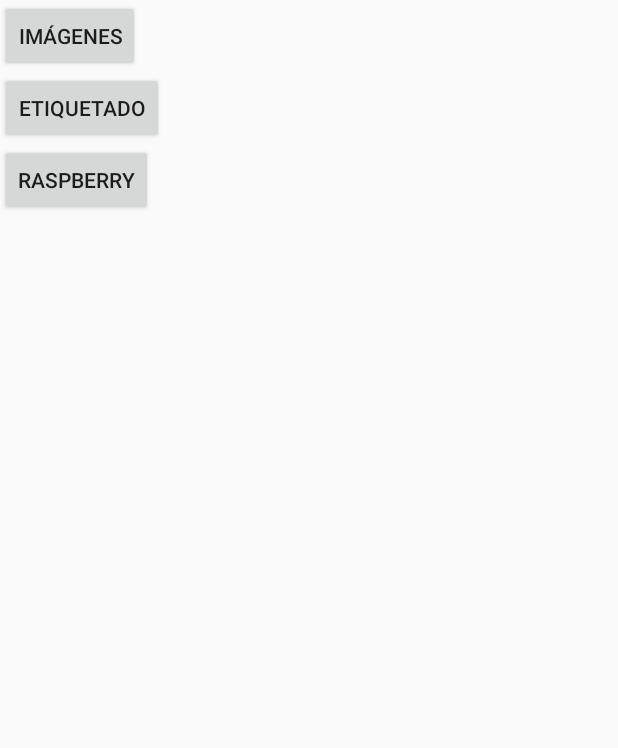
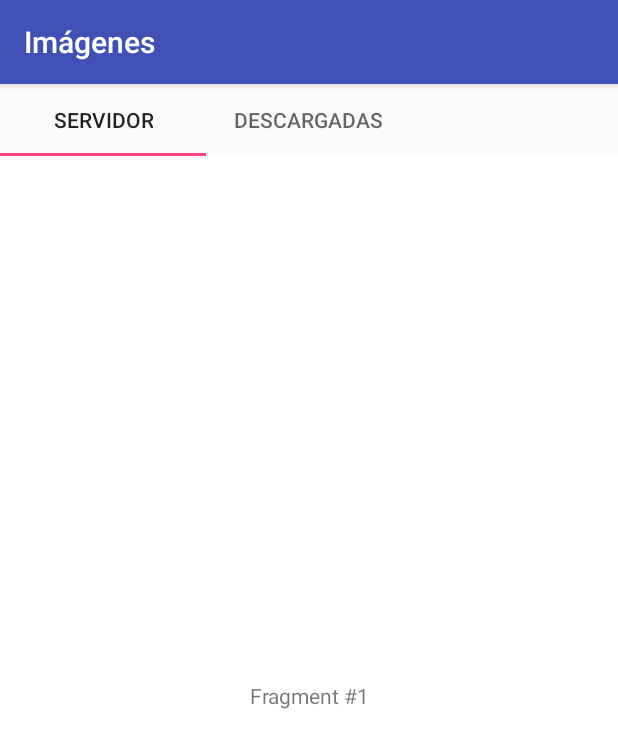
Before and after one commit to soccerdroid/shrimps_app, an Android app: the screen it shows after launch (MainActivity before the commit, ListImagesActivity after it), after a tap on "IMÁGENES", on a phone screen of 412 x 824 dp. Shown: the top 748 px of the screen. Run offline under Robolectric (Android 15) with nearby library versions, the phone set to English and light mode, and no system bars; 1 statement that could not run was skipped.

Commit message:
trying to display tabs

```diff
--- /dev/null
+++ b/app/src/main/java/com/example/belen/shrimps/ListImagesActivity.java
@@ -0,0 +1,24 @@
+package com.example.belen.shrimps;
+
+import android.support.design.widget.TabLayout;
+import android.support.v4.view.ViewPager;
+import android.support.v7.app.AppCompatActivity;
+import android.os.Bundle;
+
+public class ListImagesActivity extends AppCompatActivity {
+
+    @Override
+    protected void onCreate(Bundle savedInstanceState) {
+        super.onCreate(savedInstanceState);
+        setContentView(R.layout.activity_list_images);
+        getSupportActionBar().setTitle("Imágenes");
+        // Get the ViewPager and set it's PagerAdapter so that it can display items
+        ViewPager viewPager = (ViewPager) findViewById(R.id.viewpager);
+        viewPager.setAdapter(new SampleFragmentPagerAdapter(getSupportFragmentManager(),
+                this.getApplicationContext()));
+
+        // Give the TabLayout the ViewPager
+        TabLayout tabLayout = (TabLayout) findViewById(R.id.sliding_tabs);
+        tabLayout.setupWithViewPager(viewPager);
+    }
+}
--- a/app/src/main/java/com/example/belen/shrimps/MainActivity.java
+++ b/app/src/main/java/com/example/belen/shrimps/MainActivity.java
@@ -90,7 +90,7 @@ public class MainActivity extends Activity {
         button.setOnClickListener(new OnClickListener() {
             @Override
             public void onClick(View arg0) {
-                Intent intent = new Intent(arg0.getContext(), ListImages.class);
+                Intent intent = new Intent(arg0.getContext(), ListImagesActivity.class);
                 arg0.getContext().startActivity(intent); // was not before
             }
 
--- /dev/null
+++ b/app/src/main/java/com/example/belen/shrimps/PageFragment.java
@@ -0,0 +1,38 @@
+package com.example.belen.shrimps;
+
+
+import android.os.Bundle;
+import android.support.v4.app.Fragment;
+import android.view.LayoutInflater;
+import android.view.View;
+import android.view.ViewGroup;
+import android.widget.TextView;
+
+public class PageFragment extends Fragment {
+    public static final String ARG_PAGE = "ARG_PAGE";
+
+    private int mPage;
+
+    public static PageFragment newInstance(int page) {
+        Bundle args = new Bundle();
+        args.putInt(ARG_PAGE, page);
+        PageFragment fragment = new PageFragment();
+        fragment.setArguments(args);
+        return fragment;
+    }
+
+    @Override
+    public void onCreate(Bundle savedInstanceState) {
+        super.onCreate(savedInstanceState);
+        mPage = getArguments().getInt(ARG_PAGE);
+    }
+
+    @Override
+    public View onCreateView(LayoutInflater inflater, ViewGroup container,
+                             Bundle savedInstanceState) {
+        View view = inflater.inflate(R.layout.fragment_tab, container, false);
+        TextView textView = (TextView) view;
+        textView.setText("Fragment #" + mPage);
+        return view;
+    }
+}
--- a/app/src/main/java/com/example/belen/shrimps/PhotoActivity.java
+++ b/app/src/main/java/com/example/belen/shrimps/PhotoActivity.java
@@ -54,7 +54,7 @@ public class PhotoActivity extends AppCompatActivity  {
         eraseBtn = findViewById(R.id.erase_btn);
         saveBtn = findViewById(R.id.save_btn);
         thumbnail_name.setText(name);
-        this.ftp = MainActivity.ftp;
+        this.ftp = ListImages.ftp;
         addListenerOnButton();
         addSaveListener();
         spinner = (Spinner) findViewById(R.id.palette_spinner);
--- a/app/src/main/java/com/example/belen/shrimps/PhotoViewActivity.java
+++ b/app/src/main/java/com/example/belen/shrimps/PhotoViewActivity.java
@@ -36,7 +36,7 @@ public class PhotoViewActivity extends AppCompatActivity {
         backBtn = findViewById(R.id.back_btn);
         eraseBtn = findViewById(R.id.erase_btn);
         photo_iv = findViewById(R.id.photo_iv);
-        this.ftp = MainActivity.ftp;
+        this.ftp = ListImages.ftp;
         addListenerOnButton();
         Bitmap bitmap = null;
 
--- /dev/null
+++ b/app/src/main/java/com/example/belen/shrimps/SampleFragmentPagerAdapter.java
@@ -0,0 +1,35 @@
+package com.example.belen.shrimps;
+
+
+import android.content.Context;
+import android.support.v4.app.Fragment;
+import android.support.v4.app.FragmentManager;
+import android.support.v4.app.FragmentPagerAdapter;
+
+
+public class SampleFragmentPagerAdapter extends FragmentPagerAdapter {
+    final int PAGE_COUNT = 3;
+    private String tabTitles[] = new String[] { "Servidor", "Descargadas"   };
+    private Context context;
+
+    public SampleFragmentPagerAdapter(FragmentManager fm, Context context) {
+        super(fm);
+        this.context = context;
+    }
+
+    @Override
+    public int getCount() {
+        return PAGE_COUNT;
+    }
+
+    @Override
+    public Fragment getItem(int position) {
+        return PageFragment.newInstance(position + 1);
+    }
+
+    @Override
+    public CharSequence getPageTitle(int position) {
+        // Generate title based on item position
+        return tabTitles[position];
+    }
+}
--- /dev/null
+++ b/app/src/main/res/layout/activity_list_images.xml
@@ -0,0 +1,23 @@
+<?xml version="1.0" encoding="utf-8"?>
+<LinearLayout xmlns:android="http://schemas.android.com/apk/res/android"
+    xmlns:app="http://schemas.android.com/apk/res-auto"
+    xmlns:tools="http://schemas.android.com/tools"
+    android:layout_width="match_parent"
+    android:layout_height="match_parent"
+    android:orientation="vertical"
+    tools:context=".ListImagesActivity">
+
+    <android.support.design.widget.TabLayout
+        android:id="@+id/sliding_tabs"
+        android:layout_width="match_parent"
+        android:layout_height="wrap_content"
+        app:tabMode="fixed" />
+
+    <android.support.v4.view.ViewPager
+        android:id="@+id/viewpager"
+        android:layout_width="match_parent"
+        android:layout_height="0dp"
+        android:layout_weight="1"
+        android:background="@android:color/white" />
+
+</LinearLayout>
--- /dev/null
+++ b/app/src/main/res/layout/fragment_tab.xml
@@ -0,0 +1,5 @@
+<?xml version="1.0" encoding="utf-8"?>
+<TextView xmlns:android="http://schemas.android.com/apk/res/android"
+    android:layout_width="match_parent"
+    android:layout_height="match_parent"
+    android:gravity="center" />
--- /dev/null
+++ b/app/src/main/res/values/dimens.xml
@@ -0,0 +1,3 @@
+<resources>
+    <dimen name="fab_margin">16dp</dimen>
+</resources>
--- a/app/src/main/res/values/strings.xml
+++ b/app/src/main/res/values/strings.xml
@@ -9,5 +9,6 @@
         <item>23</item>
         <item>24</item>
     </string-array>
+    <string name="title_activity_list_images">ListImagesActivity</string>
 
 </resources>
```
Also changed, not shown: app/src/main/AndroidManifest.xml (+16 -12 lines), app/src/main/java/com/example/belen/shrimps/ListImages.java (+2 -60 lines), app/src/main/res/values/styles.xml (+9 -0 lines).
